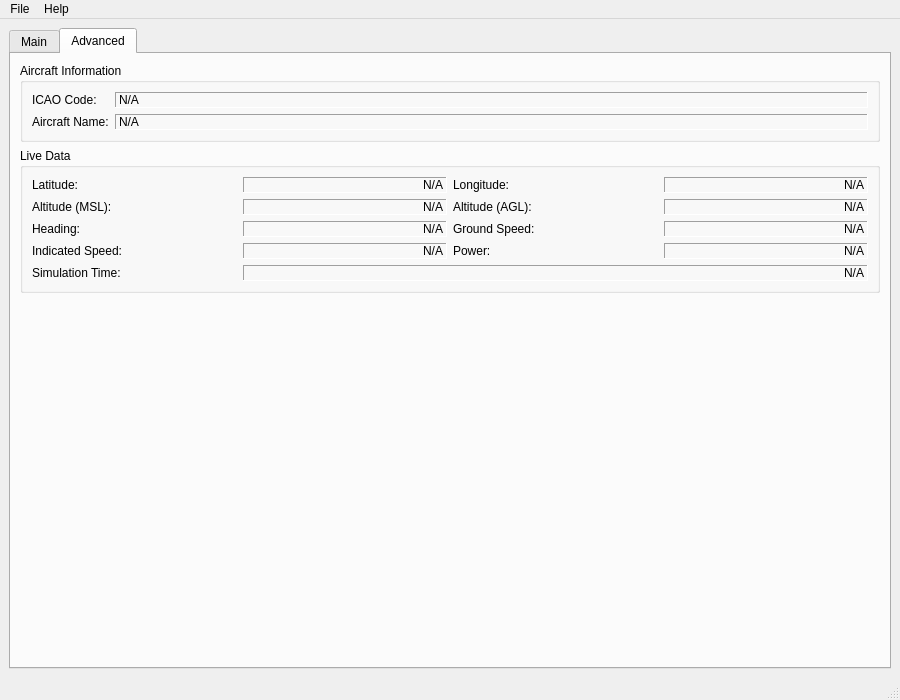
First picture: the form in fdr/ui/gui_fdr.ui, repository ldeglise/AirRallies, before the edit.
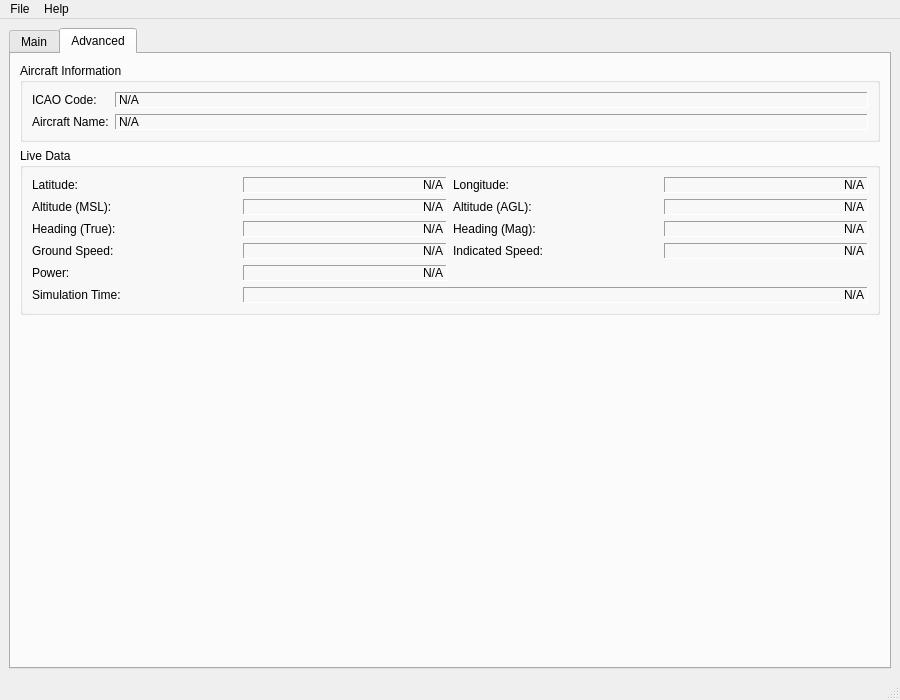
Second picture: the form after the edit. The open tabs and pages were chosen to show the change.

Diff of the .ui file:
```diff
--- a/fdr/ui/gui_fdr.ui
+++ b/fdr/ui/gui_fdr.ui
@@ -539,7 +539,7 @@
            <item row="2" column="0">
             <widget class="QLabel" name="labelHeading">
              <property name="text">
-              <string>Heading:</string>
+              <string>Heading (True):</string>
              </property>
             </widget>
            </item>
@@ -560,13 +560,36 @@
             </widget>
            </item>
            <item row="2" column="2">
+            <widget class="QLabel" name="labelHeadingMag">
+             <property name="text">
+              <string>Heading (Mag):</string>
+             </property>
+            </widget>
+           </item>
+           <item row="2" column="3">
+            <widget class="QLabel" name="labelHeadingMagValue">
+             <property name="text">
+              <string>N/A</string>
+             </property>
+             <property name="frameShape">
+              <enum>QFrame::Panel</enum>
+             </property>
+             <property name="frameShadow">
+              <enum>QFrame::Sunken</enum>
+             </property>
+             <property name="alignment">
+              <set>Qt::AlignRight|Qt::AlignTrailing|Qt::AlignVCenter</set>
+             </property>
+            </widget>
+           </item>
+           <item row="3" column="0">
             <widget class="QLabel" name="labelGroundSpeed">
              <property name="text">
               <string>Ground Speed:</string>
              </property>
             </widget>
            </item>
-           <item row="2" column="3">
+           <item row="3" column="1">
             <widget class="QLabel" name="labelGroundSpeedValue">
              <property name="text">
               <string>N/A</string>
@@ -582,14 +605,14 @@
              </property>
             </widget>
            </item>
-           <item row="3" column="0">
+           <item row="3" column="2">
             <widget class="QLabel" name="labelIndicatedSpeed">
              <property name="text">
               <string>Indicated Speed:</string>
              </property>
             </widget>
            </item>
-           <item row="3" column="1">
+           <item row="3" column="3">
             <widget class="QLabel" name="labelIndicatedSpeedValue">
              <property name="text">
               <string>N/A</string>
@@ -605,14 +628,14 @@
              </property>
             </widget>
            </item>
-           <item row="3" column="2">
+           <item row="4" column="0">
             <widget class="QLabel" name="labelPower">
              <property name="text">
               <string>Power:</string>
              </property>
             </widget>
            </item>
-           <item row="3" column="3">
+           <item row="4" column="1">
             <widget class="QLabel" name="labelPowerValue">
              <property name="text">
               <string>N/A</string>
@@ -628,14 +651,14 @@
              </property>
             </widget>
            </item>
-           <item row="4" column="0">
+           <item row="5" column="0">
             <widget class="QLabel" name="labelSimTime">
              <property name="text">
               <string>Simulation Time:</string>
              </property>
             </widget>
            </item>
-           <item row="4" column="1" colspan="3">
+           <item row="5" column="1" colspan="3">
             <widget class="QLabel" name="labelSimTimeValue">
              <property name="text">
               <string>N/A</string>
```
